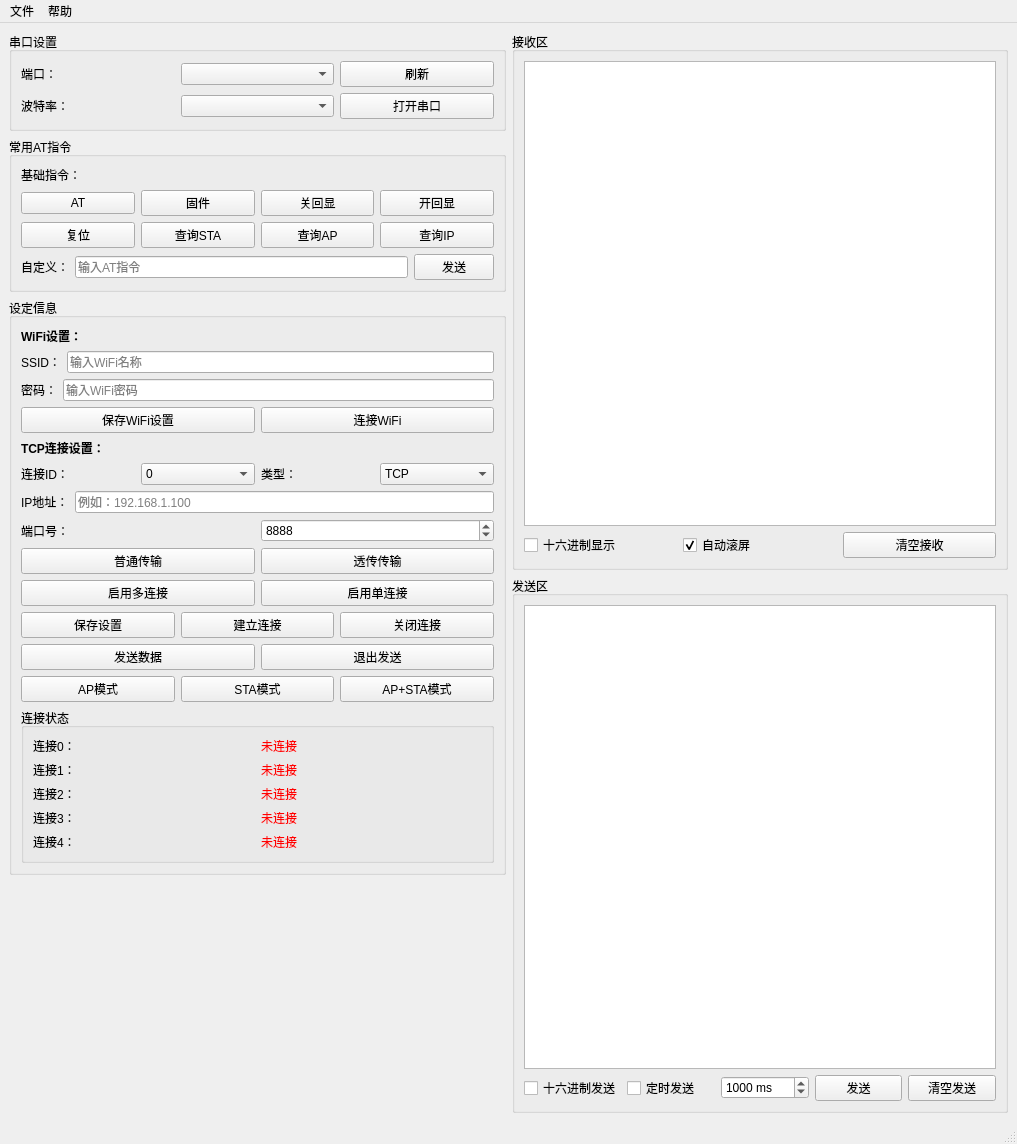
angus-tech/ATserialTool, file mainwindow.ui: the form before one commit.
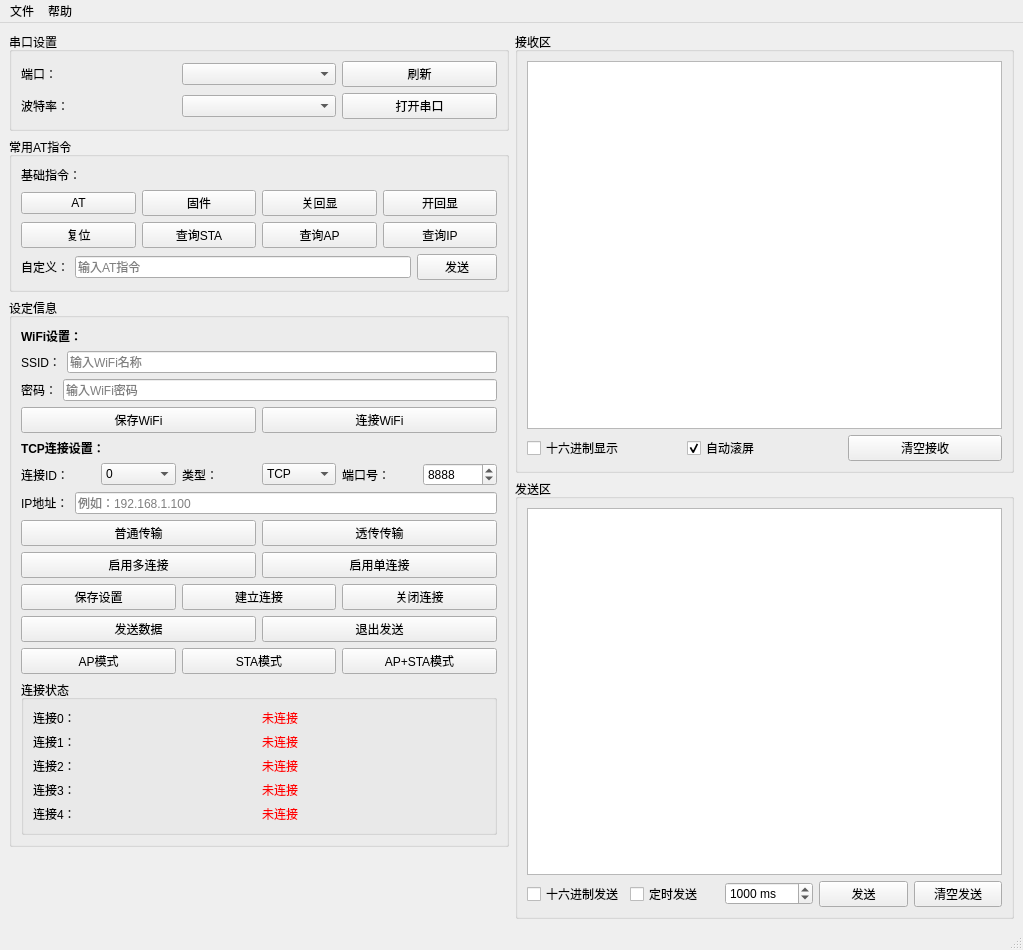
The form after the commit.

Commit message: fix wifi connect induce tcp conected.

The edit to the form file:
```diff
--- a/mainwindow.ui
+++ b/mainwindow.ui
@@ -6,8 +6,8 @@
    <rect>
     <x>0</x>
     <y>0</y>
-    <width>1017</width>
-    <height>1144</height>
+    <width>1023</width>
+    <height>950</height>
    </rect>
   </property>
   <property name="windowTitle">
@@ -236,7 +236,7 @@
            <item>
             <widget class="QPushButton" name="btnSaveWiFi">
              <property name="text">
-              <string>保存WiFi设置</string>
+              <string>保存WiFi</string>
              </property>
             </widget>
            </item>
@@ -326,28 +326,6 @@
              </item>
             </widget>
            </item>
-          </layout>
-         </item>
-         <item>
-          <layout class="QHBoxLayout" name="layoutIP">
-           <item>
-            <widget class="QLabel" name="labelIP">
-             <property name="text">
-              <string>IP地址：</string>
-             </property>
-            </widget>
-           </item>
-           <item>
-            <widget class="QLineEdit" name="lineEditIP">
-             <property name="placeholderText">
-              <string>例如：192.168.1.100</string>
-             </property>
-            </widget>
-           </item>
-          </layout>
-         </item>
-         <item>
-          <layout class="QHBoxLayout" name="layoutPort">
            <item>
             <widget class="QLabel" name="labelPortNum">
              <property name="text">
@@ -370,6 +348,27 @@
            </item>
           </layout>
          </item>
+         <item>
+          <layout class="QHBoxLayout" name="layoutIP">
+           <item>
+            <widget class="QLabel" name="labelIP">
+             <property name="text">
+              <string>IP地址：</string>
+             </property>
+            </widget>
+           </item>
+           <item>
+            <widget class="QLineEdit" name="lineEditIP">
+             <property name="placeholderText">
+              <string>例如：192.168.1.100</string>
+             </property>
+            </widget>
+           </item>
+          </layout>
+         </item>
+         <item>
+          <layout class="QHBoxLayout" name="layoutPort"/>
+         </item>
          <item>
           <layout class="QHBoxLayout" name="layoutTransferMode">
            <item>
@@ -714,7 +713,7 @@
     <rect>
      <x>0</x>
      <y>0</y>
-     <width>1017</width>
+     <width>1023</width>
      <height>26</height>
     </rect>
    </property>
```
Left out of the diff: 1 changed line with no effect on the pictures. The commit also changes 2 other files.
